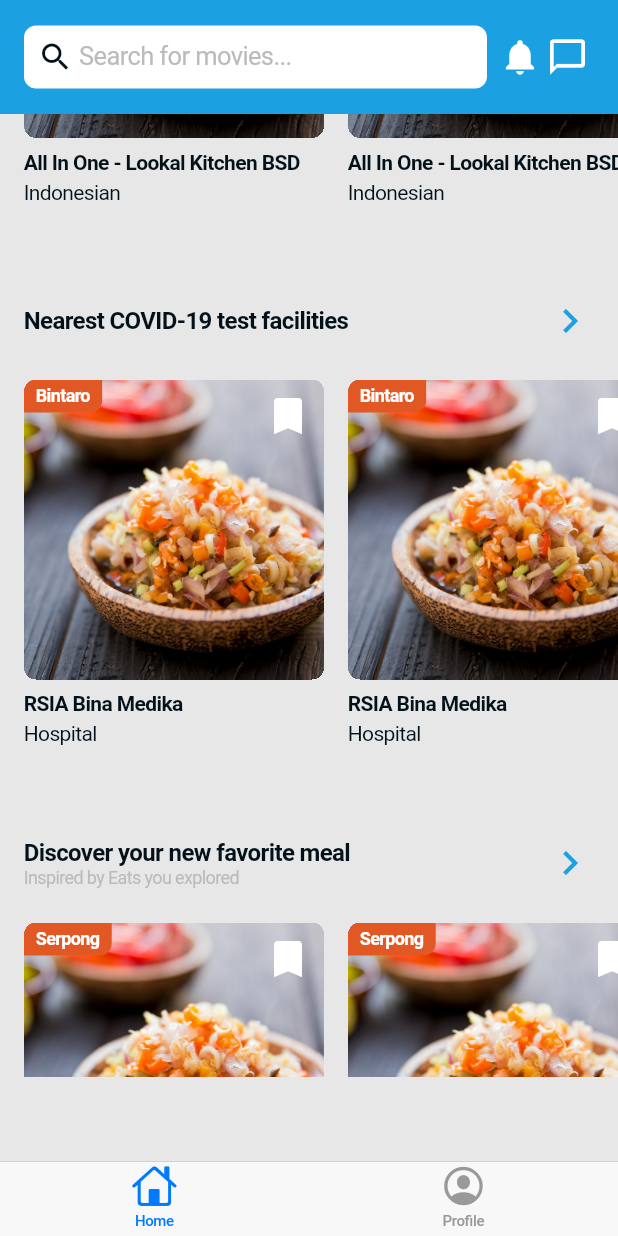
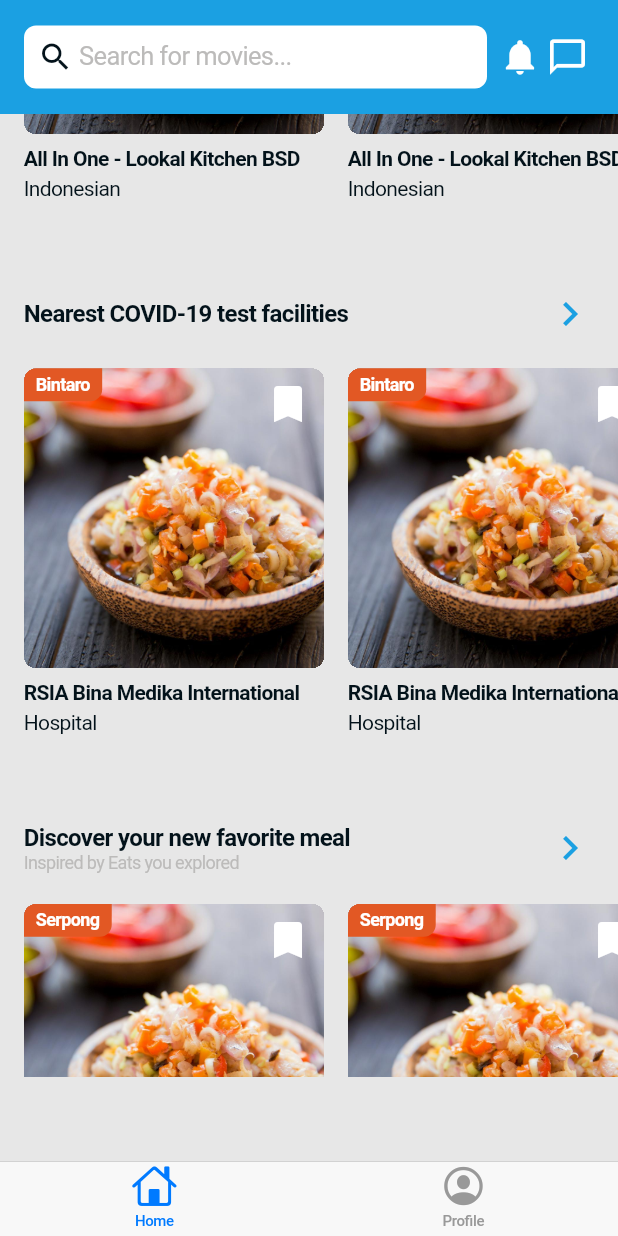
Before and after one commit to theodorusyoga/Flutter-Test-App, a Flutter app: the screen it shows after launch, scrolled down 576 dp, on a phone screen of 412 x 824 dp. Run offline on Flutter 3.47's test engine with Material 2 defaults, Android fonts, the light colour scheme and no system bars; drawn by our look-alikes of scroll_snap_list.

Commit message:
Update explore item model name and explore item height

```diff
--- a/lib/mocks/explore_data.dart
+++ b/lib/mocks/explore_data.dart
@@ -44,28 +44,28 @@ var exploreMocks = <ExploreModel>[
       exploreItems: <ExploreItemModel>[
         ExploreItemModel(
           id: 'uuid-example-1',
-          name: 'RSIA Bina Medika',
+          name: 'RSIA Bina Medika International',
           description: 'Hospital',
           location: 'Bintaro',
           imagePath: 'lib/assets/images/sambal_matah.jpg',
         ),
         ExploreItemModel(
           id: 'uuid-example-2',
-          name: 'RSIA Bina Medika',
+          name: 'RSIA Bina Medika International',
           description: 'Hospital',
           location: 'Bintaro',
           imagePath: 'lib/assets/images/sambal_matah.jpg',
         ),
         ExploreItemModel(
           id: 'uuid-example-3',
-          name: 'RSIA Bina Medika',
+          name: 'RSIA Bina Medika International',
           description: 'Hospital',
           location: 'Bintaro',
           imagePath: 'lib/assets/images/sambal_matah.jpg',
         ),
         ExploreItemModel(
           id: 'uuid-example-4',
-          name: 'RSIA Bina Medika',
+          name: 'RSIA Bina Medika International',
           description: 'Hospital',
           location: 'Bintaro',
           imagePath: 'lib/assets/images/sambal_matah.jpg',
--- a/lib/views/home/explore/explore.dart
+++ b/lib/views/home/explore/explore.dart
@@ -49,7 +49,7 @@ class Explore extends StatelessWidget {
         Container(
             width: _width,
             padding: _styles.containerPadding,
-            height: 305,
+            height: 300,
             child: ScrollSnapList(
               itemBuilder: _buildListItem,
               itemCount: explore.exploreItems.length,
```
